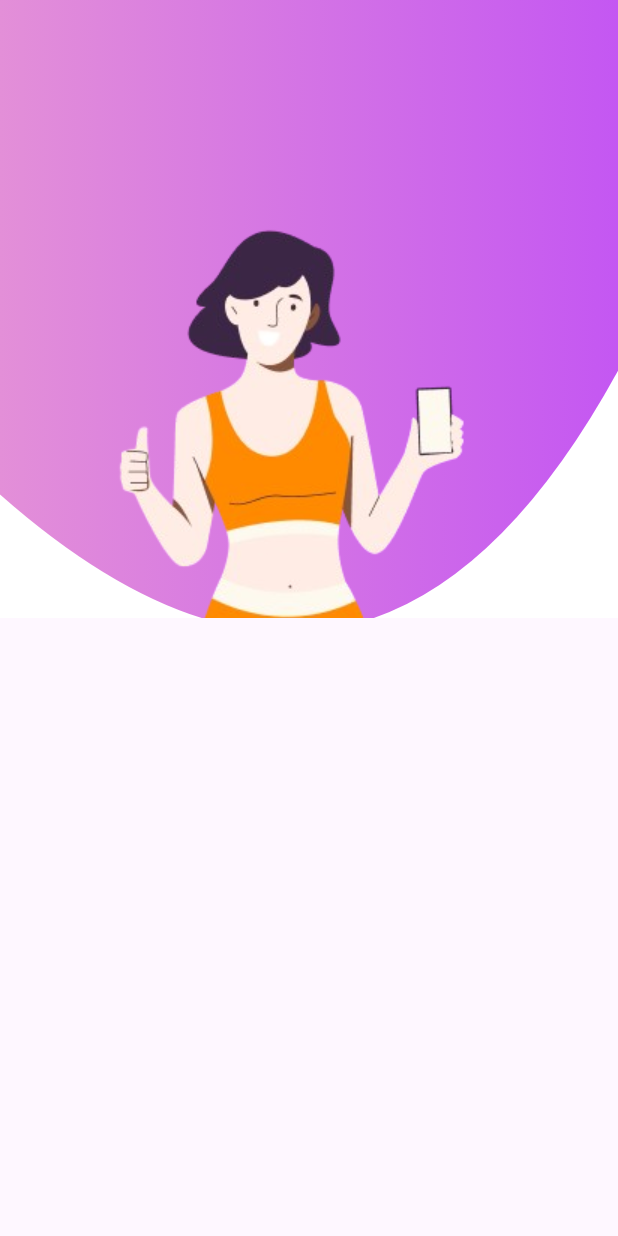
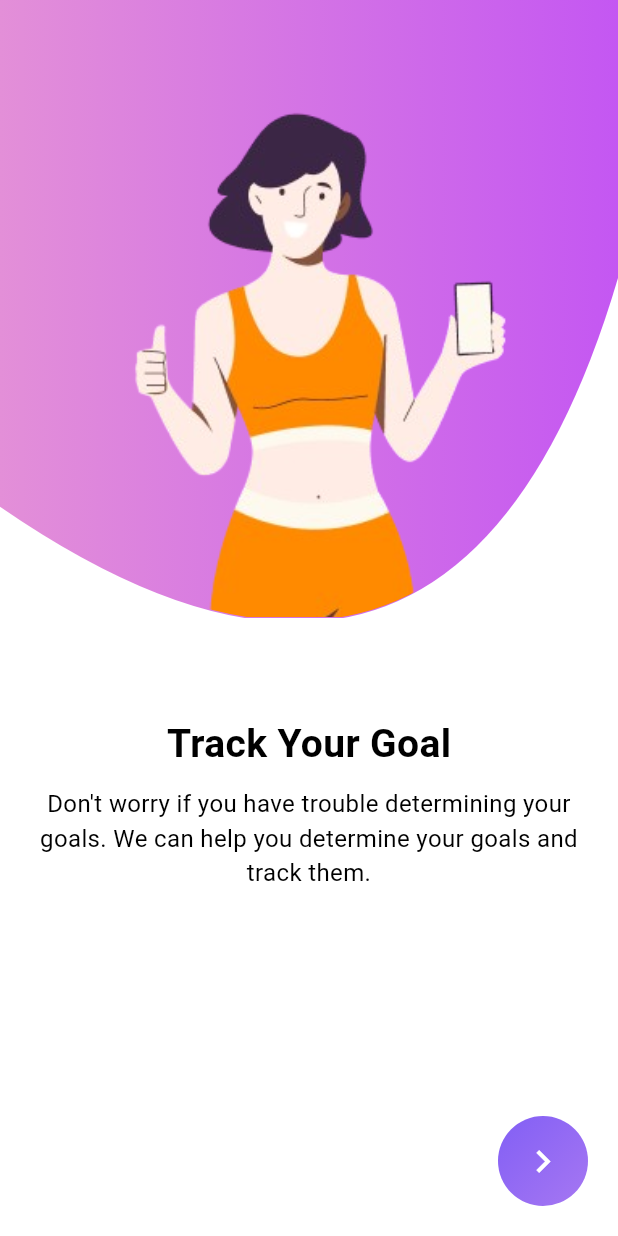
Before and after one commit to Kani-3004/fitness-mobile-app, a Flutter app: the screen it shows after launch, on a phone screen of 412 x 824 dp. Run offline on Flutter 3.47's test engine with Material 3 defaults, Android fonts, the phone set to English and light mode, and no system bars.

Commit message:
Onboarding page

```diff
--- a/lib/screens/onboarding_one.dart
+++ b/lib/screens/onboarding_one.dart
@@ -11,16 +11,20 @@ class _OnboardingOneState extends State<OnboardingOne> {
   @override
   Widget build(BuildContext context) {
     double screenHeight = MediaQuery.of(context).size.height;
+    double screenWidth = MediaQuery.of(context).size.width;
 
     return Scaffold(
-      body: Container(
-        color: Colors.white,
-        child: Stack(
+      backgroundColor: Colors.white,
+      body: Column(
+        crossAxisAlignment: CrossAxisAlignment.center,
         children: [
+          Stack(
+            children: [
+              // Curved Background
               ClipPath(
                 clipper: WaveClipper(),
                 child: Container(
-                height: screenHeight * 0.5, // 40% of screen height
+                  height: screenHeight * 0.5,
                   decoration: BoxDecoration(
                     gradient: LinearGradient(
                       colors: [
@@ -33,15 +37,82 @@ class _OnboardingOneState extends State<OnboardingOne> {
                   ),
                 ),
               ),
+
+              // Clipped Image inside the curve
               Positioned(
-              top: screenHeight * 0.1,
+                top: screenHeight * 0.029,
+                left: screenWidth * 0.01,
+                right: screenWidth * 0.01,
+                child: ClipPath(
+                  clipper: WaveClipper(),
                   child: Image.asset(
                     "assets/images/onboarding_one.png",
-                fit: BoxFit.contain,
+                    width: screenWidth * 0.9,
+                    height: screenHeight * 0.47,
+                    fit: BoxFit.cover,
                   ),
-            )
+                ),
+              ),
             ],
           ),
+
+          Spacer(flex: 1),
+
+          // Text
+          Text(
+            'Track Your Goal',
+            style: TextStyle(
+              fontSize: 26,
+              fontWeight: FontWeight.bold,
+              color: Colors.black,
+            ),
+          ),
+
+          SizedBox(height: 10),
+
+          Padding(
+            padding: EdgeInsets.symmetric(horizontal: 20.0),
+            child: Text(
+              "Don't worry if you have trouble determining your goals. We can help you determine your goals and track them.",
+              textAlign: TextAlign.center,
+              style: TextStyle(
+                fontSize: 16,
+                color: Colors.black,
+                fontWeight: FontWeight.w400,
+              ),
+            ),
+          ),
+
+          Spacer(flex: 2),
+
+          // Floating Action Button
+          Padding(
+            padding: const EdgeInsets.all(20.0),
+            child: Align(
+              alignment: Alignment.bottomRight,
+              child: GestureDetector(
+                onTap: () {},
+                child: Container(
+                  width: 60,
+                  height: 60,
+                  decoration: BoxDecoration(
+                    shape: BoxShape.circle,
+                    gradient: LinearGradient(
+                      colors: [Color(0xFF825FF5), Color(0xFFA677F2)],
+                      begin: Alignment.topLeft,
+                      end: Alignment.bottomRight,
+                    ),
+                  ),
+                  child: Icon(
+                    Icons.chevron_right,
+                    color: Colors.white,
+                    size: 30,
+                  ),
+                ),
+              ),
+            ),
+          ),
+        ],
       ),
     );
   }
@@ -53,14 +124,16 @@ class WaveClipper extends CustomClipper<Path> {
   Path getClip(Size size) {
     var path = Path();
 
-    path.lineTo(0, size.height * 0.8); // Start from bottom-left
+    path.lineTo(0, size.height * 0.82);
 
     path.quadraticBezierTo(
-      size.width * 0.6, size.height * 1.33, // Control point
-      size.width, size.height * 0.6, // End point
+      size.width * 0.74,
+      size.height * 1.33,
+      size.width,
+      size.height * 0.45,
     );
 
-    path.lineTo(size.width, 0); // Close at top-right
+    path.lineTo(size.width, 0);
     path.close();
 
     return path;
```
Lines whose indentation alone changed are shown as unchanged.
